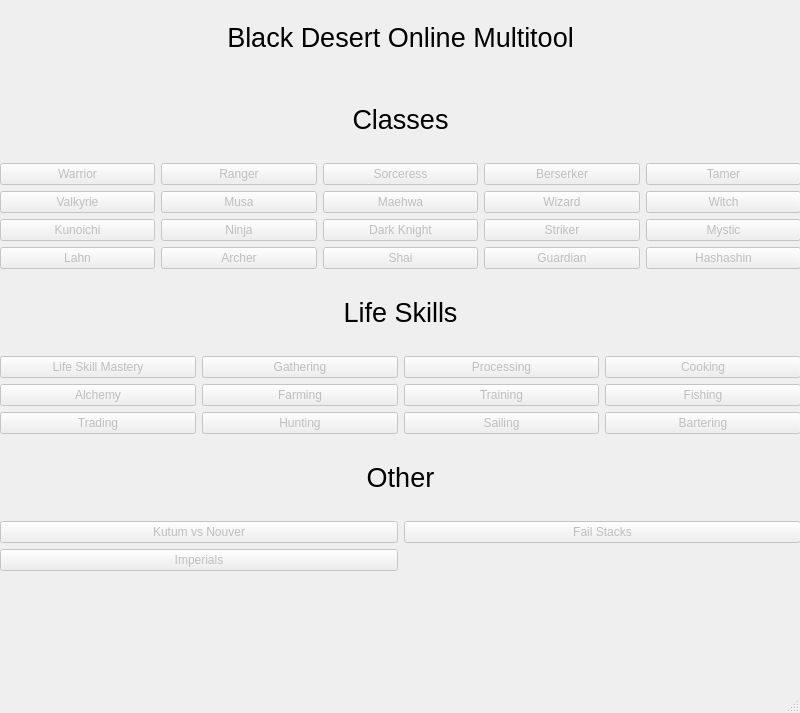
Qt form BDO_app/pyqt5_ui/mainWindow.ui (HubertKwiatkowski/BDO_app) before a commit.
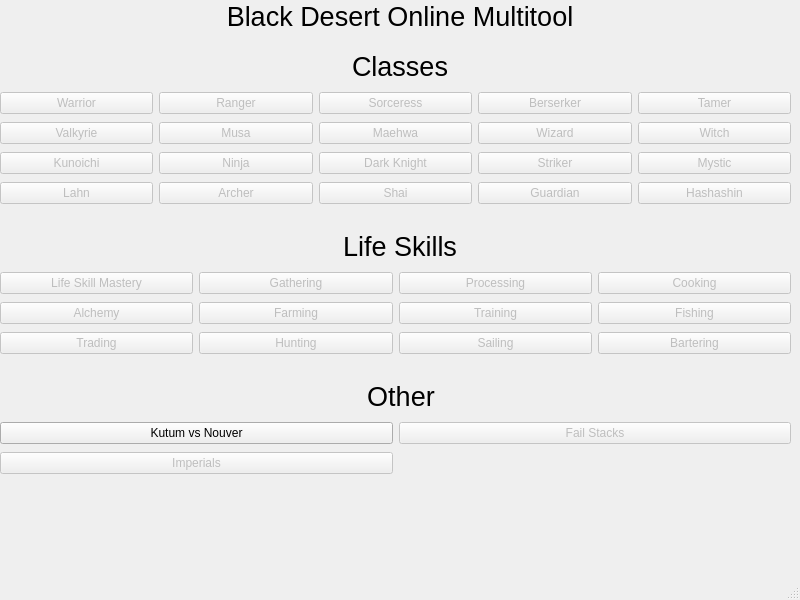
The same form after that commit.

What changed in the file:
```diff
--- a/BDO_app/pyqt5_ui/mainWindow.ui
+++ b/BDO_app/pyqt5_ui/mainWindow.ui
@@ -7,48 +7,22 @@
     <x>0</x>
     <y>0</y>
     <width>800</width>
-    <height>713</height>
+    <height>600</height>
    </rect>
   </property>
   <property name="windowTitle">
    <string>MainWindow</string>
   </property>
   <widget class="QWidget" name="centralwidget">
-   <widget class="QWidget" name="layoutWidget">
-    <property name="geometry">
-     <rect>
-      <x>0</x>
-      <y>0</y>
-      <width>801</width>
-      <height>571</height>
-     </rect>
-    </property>
-    <layout class="QVBoxLayout" name="mainLayout">
-     <item>
-      <widget class="QLabel" name="mainWindowLabel">
-       <property name="font">
-        <font>
-         <pointsize>20</pointsize>
-         <strikeout>false</strikeout>
-         <kerning>true</kerning>
-        </font>
-       </property>
-       <property name="autoFillBackground">
-        <bool>false</bool>
-       </property>
-       <property name="text">
-        <string>Black Desert Online Multitool</string>
-       </property>
-       <property name="scaledContents">
-        <bool>false</bool>
-       </property>
-       <property name="alignment">
-        <set>Qt::AlignCenter</set>
-       </property>
-      </widget>
-     </item>
-     <item>
       <widget class="QLabel" name="classesLabel">
+    <property name="geometry">
+     <rect>
+      <x>0</x>
+      <y>50</y>
+      <width>800</width>
+      <height>32</height>
+     </rect>
+    </property>
        <property name="font">
         <font>
          <pointsize>20</pointsize>
@@ -69,8 +43,324 @@
         <set>Qt::AlignCenter</set>
        </property>
       </widget>
+   <widget class="QWidget" name="layoutWidget">
+    <property name="geometry">
+     <rect>
+      <x>0</x>
+      <y>420</y>
+      <width>791</width>
+      <height>58</height>
+     </rect>
+    </property>
+    <layout class="QGridLayout" name="otherGridLayout">
+     <property name="sizeConstraint">
+      <enum>QLayout::SetNoConstraint</enum>
+     </property>
+     <item row="0" column="0">
+      <widget class="QPushButton" name="kutVsNouButton">
+       <property name="enabled">
+        <bool>true</bool>
+       </property>
+       <property name="text">
+        <string>Kutum vs Nouver</string>
+       </property>
+       <property name="flat">
+        <bool>false</bool>
+       </property>
+      </widget>
      </item>
-     <item>
+     <item row="1" column="0">
+      <widget class="QPushButton" name="imperialsButton">
+       <property name="enabled">
+        <bool>false</bool>
+       </property>
+       <property name="text">
+        <string>Imperials</string>
+       </property>
+       <property name="flat">
+        <bool>false</bool>
+       </property>
+      </widget>
+     </item>
+     <item row="0" column="1">
+      <widget class="QPushButton" name="failStacksButton">
+       <property name="enabled">
+        <bool>false</bool>
+       </property>
+       <property name="text">
+        <string>Fail Stacks</string>
+       </property>
+       <property name="flat">
+        <bool>false</bool>
+       </property>
+      </widget>
+     </item>
+    </layout>
+   </widget>
+   <widget class="QLabel" name="otherLabel">
+    <property name="geometry">
+     <rect>
+      <x>1</x>
+      <y>380</y>
+      <width>800</width>
+      <height>32</height>
+     </rect>
+    </property>
+    <property name="font">
+     <font>
+      <pointsize>20</pointsize>
+      <strikeout>false</strikeout>
+      <kerning>true</kerning>
+     </font>
+    </property>
+    <property name="autoFillBackground">
+     <bool>false</bool>
+    </property>
+    <property name="text">
+     <string>Other</string>
+    </property>
+    <property name="scaledContents">
+     <bool>false</bool>
+    </property>
+    <property name="alignment">
+     <set>Qt::AlignCenter</set>
+    </property>
+   </widget>
+   <widget class="QLabel" name="lifeSkillsLabel">
+    <property name="geometry">
+     <rect>
+      <x>0</x>
+      <y>230</y>
+      <width>800</width>
+      <height>32</height>
+     </rect>
+    </property>
+    <property name="font">
+     <font>
+      <pointsize>20</pointsize>
+      <strikeout>false</strikeout>
+      <kerning>true</kerning>
+     </font>
+    </property>
+    <property name="autoFillBackground">
+     <bool>false</bool>
+    </property>
+    <property name="text">
+     <string>Life Skills</string>
+    </property>
+    <property name="scaledContents">
+     <bool>false</bool>
+    </property>
+    <property name="alignment">
+     <set>Qt::AlignCenter</set>
+    </property>
+   </widget>
+   <widget class="QWidget" name="layoutWidget">
+    <property name="geometry">
+     <rect>
+      <x>0</x>
+      <y>270</y>
+      <width>791</width>
+      <height>89</height>
+     </rect>
+    </property>
+    <layout class="QGridLayout" name="lifeSkillsGridLayout">
+     <item row="2" column="3">
+      <widget class="QPushButton" name="barteringButton">
+       <property name="enabled">
+        <bool>false</bool>
+       </property>
+       <property name="text">
+        <string>Bartering</string>
+       </property>
+       <property name="flat">
+        <bool>false</bool>
+       </property>
+      </widget>
+     </item>
+     <item row="0" column="1">
+      <widget class="QPushButton" name="gatheringButton">
+       <property name="enabled">
+        <bool>false</bool>
+       </property>
+       <property name="text">
+        <string>Gathering</string>
+       </property>
+       <property name="flat">
+        <bool>false</bool>
+       </property>
+      </widget>
+     </item>
+     <item row="0" column="3">
+      <widget class="QPushButton" name="cookingButton">
+       <property name="enabled">
+        <bool>false</bool>
+       </property>
+       <property name="text">
+        <string>Cooking</string>
+       </property>
+       <property name="flat">
+        <bool>false</bool>
+       </property>
+      </widget>
+     </item>
+     <item row="1" column="1">
+      <widget class="QPushButton" name="farmingButton">
+       <property name="enabled">
+        <bool>false</bool>
+       </property>
+       <property name="text">
+        <string>Farming</string>
+       </property>
+       <property name="flat">
+        <bool>false</bool>
+       </property>
+      </widget>
+     </item>
+     <item row="0" column="0">
+      <widget class="QPushButton" name="lifeSkillMasteryButton">
+       <property name="enabled">
+        <bool>false</bool>
+       </property>
+       <property name="text">
+        <string>Life Skill Mastery</string>
+       </property>
+       <property name="flat">
+        <bool>false</bool>
+       </property>
+      </widget>
+     </item>
+     <item row="0" column="2">
+      <widget class="QPushButton" name="processingButton">
+       <property name="enabled">
+        <bool>false</bool>
+       </property>
+       <property name="text">
+        <string>Processing</string>
+       </property>
+       <property name="flat">
+        <bool>false</bool>
+       </property>
+      </widget>
+     </item>
+     <item row="1" column="3">
+      <widget class="QPushButton" name="fishingButton">
+       <property name="enabled">
+        <bool>false</bool>
+       </property>
+       <property name="text">
+        <string>Fishing</string>
+       </property>
+       <property name="flat">
+        <bool>false</bool>
+       </property>
+      </widget>
+     </item>
+     <item row="1" column="2">
+      <widget class="QPushButton" name="trainingButton">
+       <property name="enabled">
+        <bool>false</bool>
+       </property>
+       <property name="text">
+        <string>Training</string>
+       </property>
+       <property name="flat">
+        <bool>false</bool>
+       </property>
+      </widget>
+     </item>
+     <item row="2" column="2">
+      <widget class="QPushButton" name="sailingButton">
+       <property name="enabled">
+        <bool>false</bool>
+       </property>
+       <property name="text">
+        <string>Sailing</string>
+       </property>
+       <property name="flat">
+        <bool>false</bool>
+       </property>
+      </widget>
+     </item>
+     <item row="2" column="1">
+      <widget class="QPushButton" name="huntingButton">
+       <property name="enabled">
+        <bool>false</bool>
+       </property>
+       <property name="text">
+        <string>Hunting</string>
+       </property>
+       <property name="flat">
+        <bool>false</bool>
+       </property>
+      </widget>
+     </item>
+     <item row="1" column="0">
+      <widget class="QPushButton" name="alchemyButton">
+       <property name="enabled">
+        <bool>false</bool>
+       </property>
+       <property name="text">
+        <string>Alchemy</string>
+       </property>
+       <property name="flat">
+        <bool>false</bool>
+       </property>
+      </widget>
+     </item>
+     <item row="2" column="0">
+      <widget class="QPushButton" name="tradingButton">
+       <property name="enabled">
+        <bool>false</bool>
+       </property>
+       <property name="text">
+        <string>Trading</string>
+       </property>
+       <property name="flat">
+        <bool>false</bool>
+       </property>
+      </widget>
+     </item>
+    </layout>
+   </widget>
+   <widget class="QLabel" name="mainWindowLabel">
+    <property name="geometry">
+     <rect>
+      <x>0</x>
+      <y>0</y>
+      <width>800</width>
+      <height>32</height>
+     </rect>
+    </property>
+    <property name="font">
+     <font>
+      <pointsize>20</pointsize>
+      <strikeout>false</strikeout>
+      <kerning>true</kerning>
+     </font>
+    </property>
+    <property name="autoFillBackground">
+     <bool>false</bool>
+    </property>
+    <property name="text">
+     <string>Black Desert Online Multitool</string>
+    </property>
+    <property name="scaledContents">
+     <bool>false</bool>
+    </property>
+    <property name="alignment">
+     <set>Qt::AlignCenter</set>
+    </property>
+   </widget>
+   <widget class="QWidget" name="layoutWidget">
+    <property name="geometry">
+     <rect>
+      <x>0</x>
+      <y>90</y>
+      <width>791</width>
+      <height>120</height>
+     </rect>
+    </property>
       <layout class="QGridLayout" name="classesGridLayout" rowstretch="0,0,0,0" rowminimumheight="0,0,0,0">
        <item row="2" column="2">
         <widget class="QPushButton" name="darkKnightButton">
@@ -331,257 +621,6 @@
           <bool>false</bool>
          </property>
         </widget>
-       </item>
-      </layout>
-     </item>
-     <item>
-      <widget class="QLabel" name="lifeSkillsLabel">
-       <property name="font">
-        <font>
-         <pointsize>20</pointsize>
-         <strikeout>false</strikeout>
-         <kerning>true</kerning>
-        </font>
-       </property>
-       <property name="autoFillBackground">
-        <bool>false</bool>
-       </property>
-       <property name="text">
-        <string>Life Skills</string>
-       </property>
-       <property name="scaledContents">
-        <bool>false</bool>
-       </property>
-       <property name="alignment">
-        <set>Qt::AlignCenter</set>
-       </property>
-      </widget>
-     </item>
-     <item>
-      <layout class="QGridLayout" name="lifeSkillsGridLayout">
-       <item row="2" column="3">
-        <widget class="QPushButton" name="barteringButton">
-         <property name="enabled">
-          <bool>false</bool>
-         </property>
-         <property name="text">
-          <string>Bartering</string>
-         </property>
-         <property name="flat">
-          <bool>false</bool>
-         </property>
-        </widget>
-       </item>
-       <item row="0" column="1">
-        <widget class="QPushButton" name="gatheringButton">
-         <property name="enabled">
-          <bool>false</bool>
-         </property>
-         <property name="text">
-          <string>Gathering</string>
-         </property>
-         <property name="flat">
-          <bool>false</bool>
-         </property>
-        </widget>
-       </item>
-       <item row="0" column="3">
-        <widget class="QPushButton" name="cookingButton">
-         <property name="enabled">
-          <bool>false</bool>
-         </property>
-         <property name="text">
-          <string>Cooking</string>
-         </property>
-         <property name="flat">
-          <bool>false</bool>
-         </property>
-        </widget>
-       </item>
-       <item row="1" column="1">
-        <widget class="QPushButton" name="farmingButton">
-         <property name="enabled">
-          <bool>false</bool>
-         </property>
-         <property name="text">
-          <string>Farming</string>
-         </property>
-         <property name="flat">
-          <bool>false</bool>
-         </property>
-        </widget>
-       </item>
-       <item row="0" column="0">
-        <widget class="QPushButton" name="lifeSkillMasteryButton">
-         <property name="enabled">
-          <bool>false</bool>
-         </property>
-         <property name="text">
-          <string>Life Skill Mastery</string>
-         </property>
-         <property name="flat">
-          <bool>false</bool>
-         </property>
-        </widget>
-       </item>
-       <item row="0" column="2">
-        <widget class="QPushButton" name="processingButton">
-         <property name="enabled">
-          <bool>false</bool>
-         </property>
-         <property name="text">
-          <string>Processing</string>
-         </property>
-         <property name="flat">
-          <bool>false</bool>
-         </property>
-        </widget>
-       </item>
-       <item row="1" column="3">
-        <widget class="QPushButton" name="fishingButton">
-         <property name="enabled">
-          <bool>false</bool>
-         </property>
-         <property name="text">
-          <string>Fishing</string>
-         </property>
-         <property name="flat">
-          <bool>false</bool>
-         </property>
-        </widget>
-       </item>
-       <item row="1" column="2">
-        <widget class="QPushButton" name="trainingButton">
-         <property name="enabled">
-          <bool>false</bool>
-         </property>
-         <property name="text">
-          <string>Training</string>
-         </property>
-         <property name="flat">
-          <bool>false</bool>
-         </property>
-        </widget>
-       </item>
-       <item row="2" column="2">
-        <widget class="QPushButton" name="sailingButton">
-         <property name="enabled">
-          <bool>false</bool>
-         </property>
-         <property name="text">
-          <string>Sailing</string>
-         </property>
-         <property name="flat">
-          <bool>false</bool>
-         </property>
-        </widget>
-       </item>
-       <item row="2" column="1">
-        <widget class="QPushButton" name="huntingButton">
-         <property name="enabled">
-          <bool>false</bool>
-         </property>
-         <property name="text">
-          <string>Hunting</string>
-         </property>
-         <property name="flat">
-          <bool>false</bool>
-         </property>
-        </widget>
-       </item>
-       <item row="1" column="0">
-        <widget class="QPushButton" name="alchemyButton">
-         <property name="enabled">
-          <bool>false</bool>
-         </property>
-         <property name="text">
-          <string>Alchemy</string>
-         </property>
-         <property name="flat">
-          <bool>false</bool>
-         </property>
-        </widget>
-       </item>
-       <item row="2" column="0">
-        <widget class="QPushButton" name="tradingButton">
-         <property name="enabled">
-          <bool>false</bool>
-         </property>
-         <property name="text">
-          <string>Trading</string>
-         </property>
-         <property name="flat">
-          <bool>false</bool>
-         </property>
-        </widget>
-       </item>
-      </layout>
-     </item>
-     <item>
-      <widget class="QLabel" name="otherLabel">
-       <property name="font">
-        <font>
-         <pointsize>20</pointsize>
-         <strikeout>false</strikeout>
-         <kerning>true</kerning>
-        </font>
-       </property>
-       <property name="autoFillBackground">
-        <bool>false</bool>
-       </property>
-       <property name="text">
-        <string>Other</string>
-       </property>
-       <property name="scaledContents">
-        <bool>false</bool>
-       </property>
-       <property name="alignment">
-        <set>Qt::AlignCenter</set>
-       </property>
-      </widget>
-     </item>
-     <item>
-      <layout class="QGridLayout" name="gridLayout">
-       <item row="0" column="0">
-        <widget class="QPushButton" name="kutVsNouButton">
-         <property name="enabled">
-          <bool>false</bool>
-         </property>
-         <property name="text">
-          <string>Kutum vs Nouver</string>
-         </property>
-         <property name="flat">
-          <bool>false</bool>
-         </property>
-        </widget>
-       </item>
-       <item row="1" column="0">
-        <widget class="QPushButton" name="imperialsButton">
-         <property name="enabled">
-          <bool>false</bool>
-         </property>
-         <property name="text">
-          <string>Imperials</string>
-         </property>
-         <property name="flat">
-          <bool>false</bool>
-         </property>
-        </widget>
-       </item>
-       <item row="0" column="1">
-        <widget class="QPushButton" name="failStacksButton">
-         <property name="enabled">
-          <bool>false</bool>
-         </property>
-         <property name="text">
-          <string>Fail Stacks</string>
-         </property>
-         <property name="flat">
-          <bool>false</bool>
-         </property>
-        </widget>
-       </item>
-      </layout>
      </item>
     </layout>
    </widget>
```
Lines whose indentation alone changed are shown as unchanged.
